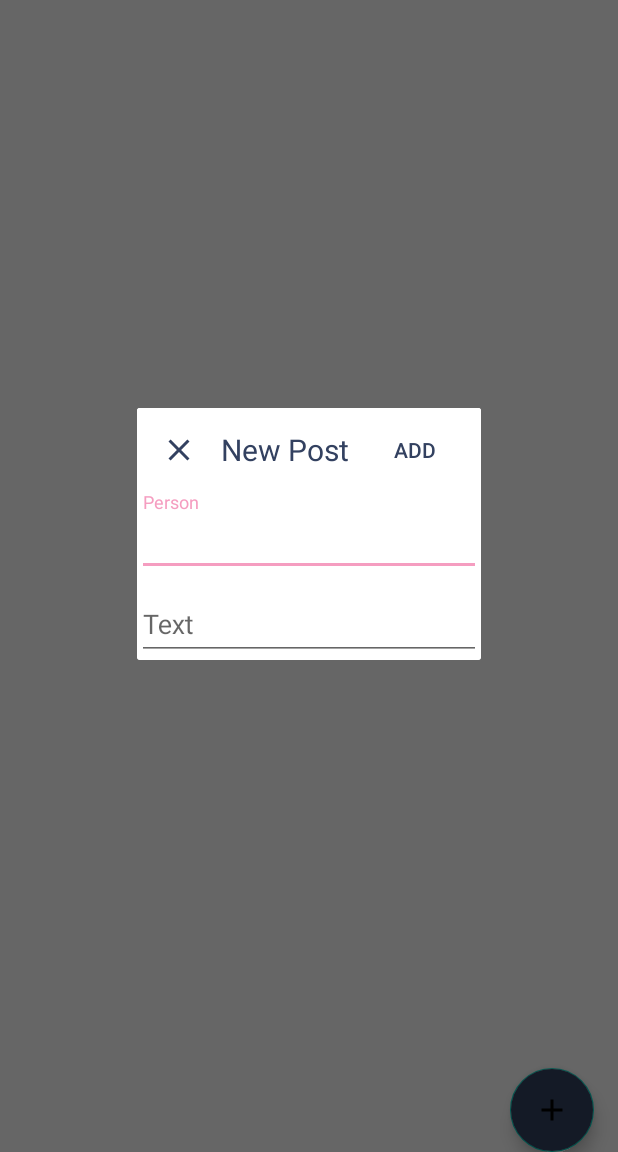
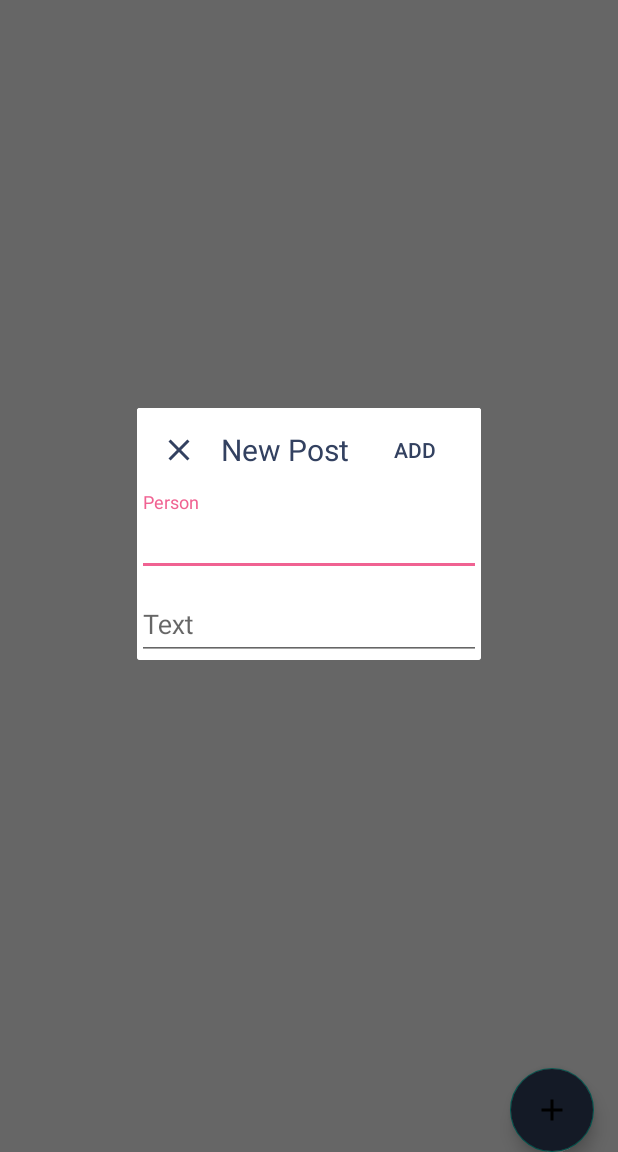
Before and after one commit to redstripes89/Schwasenphrein, an Android app: the fragment NewPostFragment placed in its activity, on a phone screen of 412 x 824 dp, the part 84-1236 px from its top. Run offline under Robolectric (Android 15) with nearby library versions, the phone set to English and light mode, and no system bars; our stand-ins replace Firebase (no records; nobody signed in at launch, a user with empty details on screens opened directly); libraries missing offline, so code that uses them is left out: org.jetbrains.anko; Roboto replaces fonts that are not available here.

Commit message:
* progress

```diff
--- a/app/src/main/res/values/styles.xml
+++ b/app/src/main/res/values/styles.xml
@@ -5,7 +5,7 @@
         <!-- Customize your theme here. -->
         <item name="colorPrimary">@color/colorPrimary</item>
         <item name="colorPrimaryDark">@color/colorPrimaryDark</item>
-        <item name="colorAccent">@color/colorAccent</item>
+        <item name="colorAccent">@color/pink_mouth</item>
         <item name="windowActionBar">false</item>
         <item name="windowNoTitle">true</item>
         <item name="android:textViewStyle">@style/TextAppearance.Default</item>
@@ -15,6 +15,7 @@
         <item name="android:windowLightStatusBar" tools:targetApi="m">true</item>
         <item name="android:navigationBarColor">@color/colorPrimary</item>
         <item name="android:windowContentTransitions">true</item>
+        <item name="android:textColorPrimary">@android:color/foreground_material_light</item>
     </style>
 
     <style name="AppTheme.NoActionBar">
```
Also changed, not shown: app/src/main/res/values/colors.xml (+18 -4 lines).
